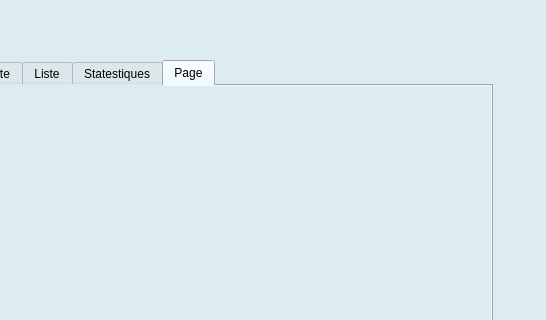
Qt form clientwindow.ui (mohamedaminerjab/eco_shine) before a commit; both pictures show x 178 to 724 and y 0 to 320 of the 724 by 465 pixel window.
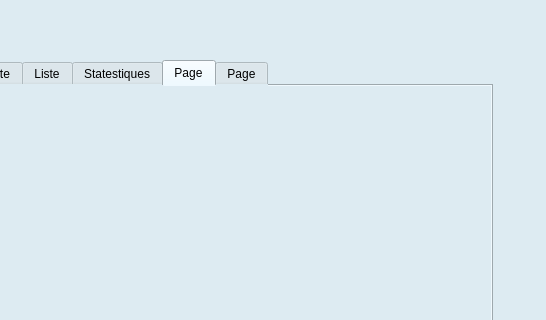
The same form after that commit. The open tabs and pages were chosen to show the change.

```diff
--- a/clientwindow.ui
+++ b/clientwindow.ui
@@ -257,6 +257,11 @@
      <string>Page</string>
     </attribute>
    </widget>
+   <widget class="QWidget" name="tab_4">
+    <attribute name="title">
+     <string>Page</string>
+    </attribute>
+   </widget>
   </widget>
  </widget>
  <resources/>
```
Left out of the diff: 2 changed lines with no effect on the pictures.
